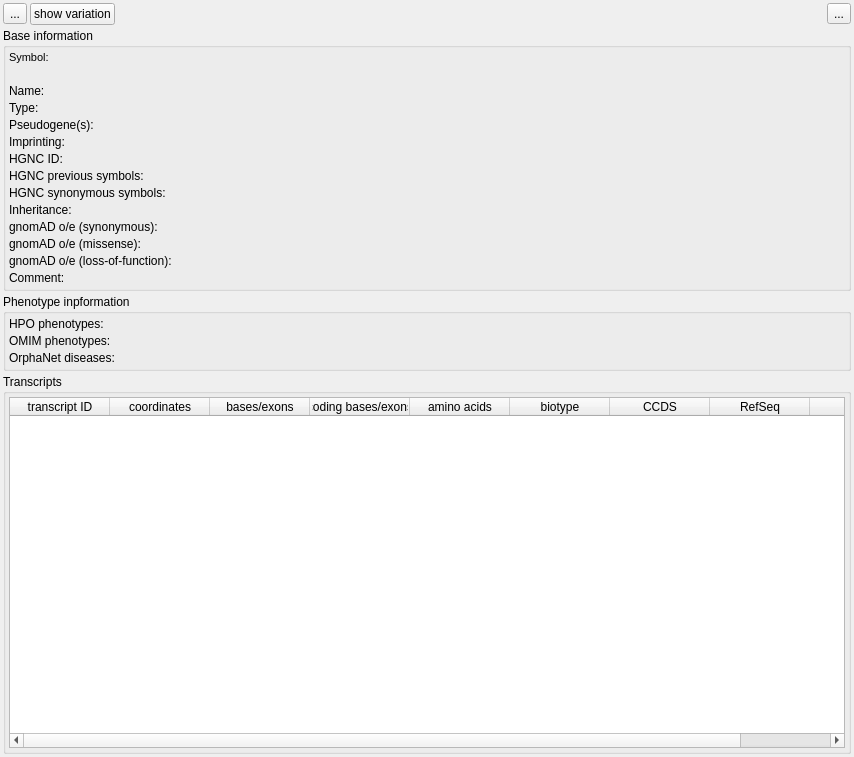
This is src/GSvar/GeneWidget.ui in imgag/ngs-bits as Qt 5 draws it before an edit. The edited form follows.
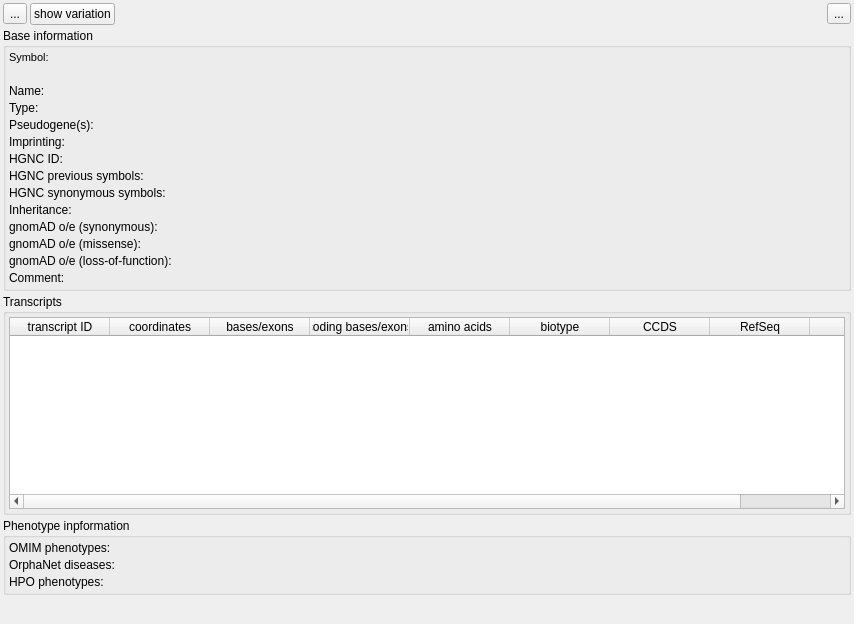
This is the edited form. Icons and pictures are not drawn.

Commit message: GSvar: added HPO sources to gene tab

Patch:
```diff
--- a/src/GSvar/GeneWidget.ui
+++ b/src/GSvar/GeneWidget.ui
@@ -7,7 +7,7 @@
     <x>0</x>
     <y>0</y>
     <width>854</width>
-    <height>757</height>
+    <height>624</height>
    </rect>
   </property>
   <property name="sizePolicy">
@@ -19,7 +19,7 @@
   <property name="windowTitle">
    <string>Dialog</string>
   </property>
-  <layout class="QVBoxLayout" name="verticalLayout" stretch="0,0,0,1">
+  <layout class="QVBoxLayout" name="verticalLayout" stretch="0,0,0,0,0">
    <property name="spacing">
     <number>3</number>
    </property>
@@ -502,123 +502,6 @@
      </layout>
     </widget>
    </item>
-   <item>
-    <widget class="QGroupBox" name="groupBox_2">
-     <property name="sizePolicy">
-      <sizepolicy hsizetype="Expanding" vsizetype="Preferred">
-       <horstretch>0</horstretch>
-       <verstretch>0</verstretch>
-      </sizepolicy>
-     </property>
-     <property name="title">
-      <string>Phenotype inpformation</string>
-     </property>
-     <property name="flat">
-      <bool>true</bool>
-     </property>
-     <layout class="QFormLayout" name="formLayout_2">
-      <property name="horizontalSpacing">
-       <number>3</number>
-      </property>
-      <property name="verticalSpacing">
-       <number>3</number>
-      </property>
-      <property name="leftMargin">
-       <number>3</number>
-      </property>
-      <property name="topMargin">
-       <number>3</number>
-      </property>
-      <property name="rightMargin">
-       <number>3</number>
-      </property>
-      <property name="bottomMargin">
-       <number>3</number>
-      </property>
-      <item row="0" column="0">
-       <widget class="QLabel" name="label_2">
-        <property name="text">
-         <string>HPO phenotypes:</string>
-        </property>
-        <property name="alignment">
-         <set>Qt::AlignLeading|Qt::AlignLeft|Qt::AlignTop</set>
-        </property>
-       </widget>
-      </item>
-      <item row="0" column="1">
-       <widget class="QLabel" name="hpo">
-        <property name="sizePolicy">
-         <sizepolicy hsizetype="Expanding" vsizetype="Preferred">
-          <horstretch>0</horstretch>
-          <verstretch>0</verstretch>
-         </sizepolicy>
-        </property>
-        <property name="text">
-         <string/>
-        </property>
-        <property name="wordWrap">
-         <bool>true</bool>
-        </property>
-        <property name="openExternalLinks">
-         <bool>true</bool>
-        </property>
-        <property name="textInteractionFlags">
-         <set>Qt::LinksAccessibleByMouse|Qt::TextSelectableByMouse</set>
-        </property>
-       </widget>
-      </item>
-      <item row="1" column="0">
-       <widget class="QLabel" name="label_11">
-        <property name="text">
-         <string>OMIM phenotypes:</string>
-        </property>
-        <property name="alignment">
-         <set>Qt::AlignLeading|Qt::AlignLeft|Qt::AlignTop</set>
-        </property>
-       </widget>
-      </item>
-      <item row="1" column="1">
-       <widget class="QLabel" name="omim">
-        <property name="text">
-         <string/>
-        </property>
-        <property name="wordWrap">
-         <bool>true</bool>
-        </property>
-        <property name="openExternalLinks">
-         <bool>true</bool>
-        </property>
-        <property name="textInteractionFlags">
-         <set>Qt::LinksAccessibleByMouse|Qt::TextSelectableByMouse</set>
-        </property>
-       </widget>
-      </item>
-      <item row="2" column="0">
-       <widget class="QLabel" name="label_12">
-        <property name="text">
-         <string>OrphaNet diseases:</string>
-        </property>
-        <property name="alignment">
-         <set>Qt::AlignLeading|Qt::AlignLeft|Qt::AlignTop</set>
-        </property>
-       </widget>
-      </item>
-      <item row="2" column="1">
-       <widget class="QLabel" name="diseases">
-        <property name="text">
-         <string/>
-        </property>
-        <property name="openExternalLinks">
-         <bool>true</bool>
-        </property>
-        <property name="textInteractionFlags">
-         <set>Qt::LinksAccessibleByMouse|Qt::TextSelectableByMouse</set>
-        </property>
-       </widget>
-      </item>
-     </layout>
-    </widget>
-   </item>
    <item>
     <widget class="QGroupBox" name="groupBox_3">
      <property name="title">
@@ -701,6 +584,136 @@
      </layout>
     </widget>
    </item>
+   <item>
+    <widget class="QGroupBox" name="groupBox_2">
+     <property name="sizePolicy">
+      <sizepolicy hsizetype="Expanding" vsizetype="Preferred">
+       <horstretch>0</horstretch>
+       <verstretch>0</verstretch>
+      </sizepolicy>
+     </property>
+     <property name="title">
+      <string>Phenotype inpformation</string>
+     </property>
+     <property name="flat">
+      <bool>true</bool>
+     </property>
+     <layout class="QFormLayout" name="formLayout_2">
+      <property name="horizontalSpacing">
+       <number>3</number>
+      </property>
+      <property name="verticalSpacing">
+       <number>3</number>
+      </property>
+      <property name="leftMargin">
+       <number>3</number>
+      </property>
+      <property name="topMargin">
+       <number>3</number>
+      </property>
+      <property name="rightMargin">
+       <number>3</number>
+      </property>
+      <property name="bottomMargin">
+       <number>3</number>
+      </property>
+      <item row="2" column="1">
+       <widget class="QLabel" name="hpo">
+        <property name="sizePolicy">
+         <sizepolicy hsizetype="Expanding" vsizetype="Preferred">
+          <horstretch>0</horstretch>
+          <verstretch>0</verstretch>
+         </sizepolicy>
+        </property>
+        <property name="text">
+         <string/>
+        </property>
+        <property name="wordWrap">
+         <bool>true</bool>
+        </property>
+        <property name="openExternalLinks">
+         <bool>true</bool>
+        </property>
+        <property name="textInteractionFlags">
+         <set>Qt::LinksAccessibleByMouse|Qt::TextSelectableByMouse</set>
+        </property>
+       </widget>
+      </item>
+      <item row="2" column="0">
+       <widget class="QLabel" name="label_2">
+        <property name="text">
+         <string>HPO phenotypes:</string>
+        </property>
+        <property name="alignment">
+         <set>Qt::AlignLeading|Qt::AlignLeft|Qt::AlignTop</set>
+        </property>
+       </widget>
+      </item>
+      <item row="0" column="0">
+       <widget class="QLabel" name="label_11">
+        <property name="text">
+         <string>OMIM phenotypes:</string>
+        </property>
+        <property name="alignment">
+         <set>Qt::AlignLeading|Qt::AlignLeft|Qt::AlignTop</set>
+        </property>
+       </widget>
+      </item>
+      <item row="1" column="0">
+       <widget class="QLabel" name="label_12">
+        <property name="text">
+         <string>OrphaNet diseases:</string>
+        </property>
+        <property name="alignment">
+         <set>Qt::AlignLeading|Qt::AlignLeft|Qt::AlignTop</set>
+        </property>
+       </widget>
+      </item>
+      <item row="0" column="1">
+       <widget class="QLabel" name="omim">
+        <property name="text">
+         <string/>
+        </property>
+        <property name="wordWrap">
+         <bool>true</bool>
+        </property>
+        <property name="openExternalLinks">
+         <bool>true</bool>
+        </property>
+        <property name="textInteractionFlags">
+         <set>Qt::LinksAccessibleByMouse|Qt::TextSelectableByMouse</set>
+        </property>
+       </widget>
+      </item>
+      <item row="1" column="1">
+       <widget class="QLabel" name="diseases">
+        <property name="text">
+         <string/>
+        </property>
+        <property name="openExternalLinks">
+         <bool>true</bool>
+        </property>
+        <property name="textInteractionFlags">
+         <set>Qt::LinksAccessibleByMouse|Qt::TextSelectableByMouse</set>
+        </property>
+       </widget>
+      </item>
+     </layout>
+    </widget>
+   </item>
+   <item>
+    <spacer name="verticalSpacer">
+     <property name="orientation">
+      <enum>Qt::Vertical</enum>
+     </property>
+     <property name="sizeHint" stdset="0">
+      <size>
+       <width>5</width>
+       <height>5</height>
+      </size>
+     </property>
+    </spacer>
+   </item>
   </layout>
  </widget>
  <resources>
```
The commit also changes 1 other file.
